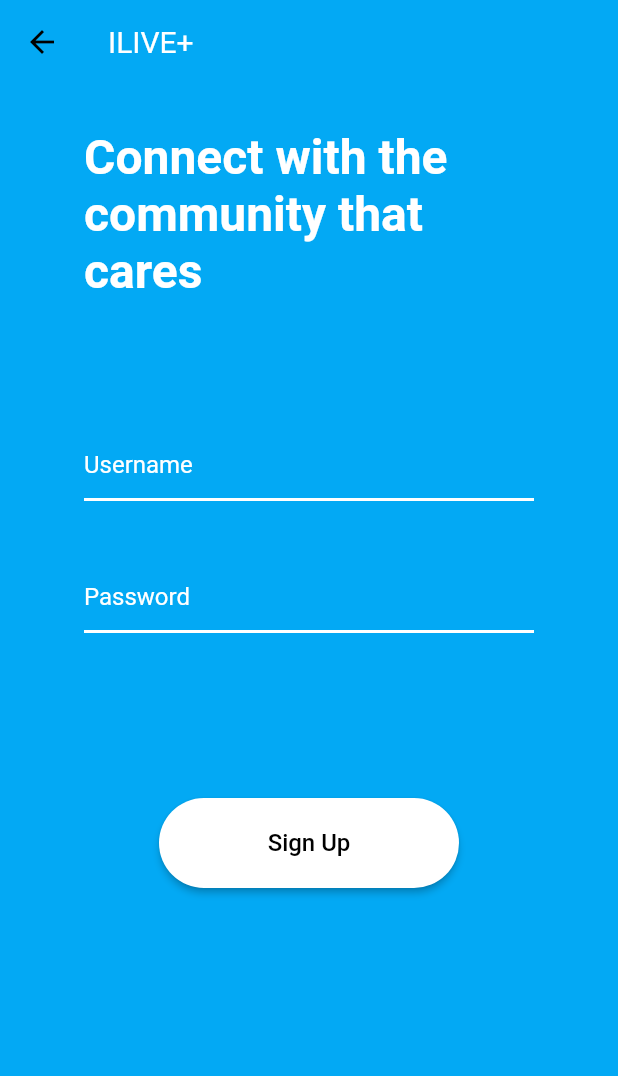
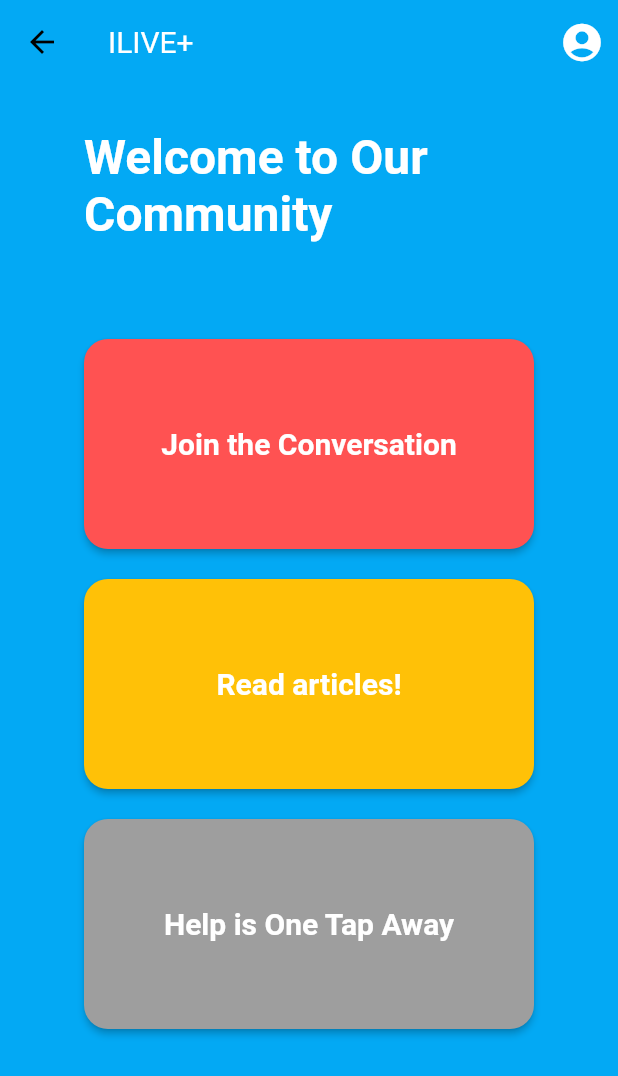
Before and after one commit to Hotcat-Technologies/hiv-tracker, a Flutter app: the SignUp screen opened directly, after a tap on "Sign Up", on a phone screen of 412 x 824 dp. Shown: the top 1076 px of the screen. Run offline on Flutter 3.47's test engine with Material 2 defaults, Android fonts, the phone set to English and light mode, and no system bars.

Commit message:
created welcome page

```diff
--- /dev/null
+++ b/lib/common/constants.dart
@@ -0,0 +1,17 @@
+import 'package:flutter/material.dart';
+
+const appBarText = TextStyle(
+    fontWeight: FontWeight.normal,
+    color: Colors.white,
+);
+const headerStyle = TextStyle(
+    color: Colors.white,
+    fontSize: 32,
+    fontWeight: FontWeight.bold
+);
+const headerWidth = 300.0;
+const textFieldStyle = BorderSide(color: Colors.white, width: 2.0);
+const textFieldColor = TextStyle(color: Colors.white);
+const backgroundColor = Colors.lightBlue;
+const boxHeight = 140.0;
+const boxWidth = 300.0;
--- a/lib/screens/sign_up_page.dart
+++ b/lib/screens/sign_up_page.dart
@@ -1,5 +1,8 @@
 import 'package:flutter/cupertino.dart';
 import 'package:flutter/material.dart';
+import 'package:hiv_tracker/screens/welcome_page.dart';
+
+import '../common/constants.dart';
 
 class SignUp extends StatefulWidget {
   const SignUp({Key? key}) : super(key: key);
@@ -12,7 +15,7 @@ class _SignUpState extends State<SignUp> {
   @override
   Widget build(BuildContext context) {
     return Scaffold(
-      backgroundColor: Colors.lightBlue,
+      backgroundColor: backgroundColor,
       appBar: AppBar(
         title: const Text(
           'ILIVE+',
@@ -29,7 +32,7 @@ class _SignUpState extends State<SignUp> {
           child: Column(
             children: [
               Container(
-                width: 300,
+                width: headerWidth,
                 height: 160,
                 margin: const EdgeInsets.all(20),
                 child: Column(
@@ -37,11 +40,7 @@ class _SignUpState extends State<SignUp> {
                     Text(
                       'Connect with the community that cares',
                       // textAlign: TextAlign.center,
-                      style: TextStyle(
-                          color: Colors.white,
-                          fontSize: 32,
-                          fontWeight: FontWeight.bold
-                      ),
+                      style: headerStyle,
                     ),
                   ],
                 ),
@@ -56,15 +55,15 @@ class _SignUpState extends State<SignUp> {
                         TextField(
                           decoration: InputDecoration(
                             focusedBorder: UnderlineInputBorder(
-                              borderSide: BorderSide(color: Colors.white, width: 2.0),
+                              borderSide: textFieldStyle,
                             ),
                             enabledBorder: UnderlineInputBorder(
-                              borderSide: BorderSide(color: Colors.white, width: 2.0),
+                              borderSide: textFieldStyle,
                             ),
                             hintText: 'Username',
-                            hintStyle: TextStyle(color: Colors.white),
+                            hintStyle: textFieldColor,
                           ),
-                          style: TextStyle(color: Colors.white),
+                          style: textFieldColor,
                         ),
                       ],
                     ),
@@ -82,15 +81,15 @@ class _SignUpState extends State<SignUp> {
                           obscureText: true,
                           decoration: InputDecoration(
                             focusedBorder: UnderlineInputBorder(
-                              borderSide: BorderSide(color: Colors.white, width: 2.0),
+                              borderSide: textFieldStyle,
                             ),
                             enabledBorder: UnderlineInputBorder(
-                              borderSide: BorderSide(color: Colors.white, width: 2.0),
+                              borderSide: textFieldStyle,
                             ),
                             hintText: 'Password',
-                            hintStyle: TextStyle(color: Colors.white),
+                            hintStyle: textFieldColor,
                           ),
-                          style: TextStyle(color: Colors.white),
+                          style: textFieldColor,
                         ),
                       ],
                     ),
@@ -112,7 +111,10 @@ class _SignUpState extends State<SignUp> {
                           ),
                         ),
                         onPressed: () {
-                          const SignUp();
+                          Navigator.push(
+                            context,
+                            MaterialPageRoute(builder: (context) => const Welcome()),
+                          );
                         },
                         child: const Text(
                           'Sign Up',
--- a/lib/screens/start_page.dart
+++ b/lib/screens/start_page.dart
@@ -1,6 +1,8 @@
 import 'package:flutter/cupertino.dart';
 import 'package:flutter/material.dart';
 import 'package:hiv_tracker/screens/sign_up_page.dart';
+
+import '../common/constants.dart';
 
 class Start extends StatefulWidget {
   const Start({Key? key}) : super(key: key);
@@ -13,7 +15,7 @@ class _StartState extends State<Start> {
   @override
   Widget build(BuildContext context) {
     return Scaffold(
-      backgroundColor: Colors.lightBlue,
+      backgroundColor: backgroundColor,
       appBar: AppBar(
         title: const Text(
           'ILIVE+',
@@ -30,7 +32,7 @@ class _StartState extends State<Start> {
           child: Column(
             children: [
               Container(
-                width: 300,
+                width: headerWidth,
                 margin: const EdgeInsets.all(20),
                 child: Column(
                   children: const [
--- /dev/null
+++ b/lib/screens/welcome_page.dart
@@ -0,0 +1,151 @@
+import 'package:flutter/cupertino.dart';
+import 'package:flutter/material.dart';
+import 'package:hiv_tracker/common/constants.dart';
+
+class Welcome extends StatefulWidget {
+  const Welcome({Key? key}) : super(key: key);
+
+  @override
+  State<Welcome> createState() => _WelcomeState();
+}
+
+class _WelcomeState extends State<Welcome> {
+  @override
+  Widget build(BuildContext context) {
+    return Scaffold(
+      backgroundColor: backgroundColor,
+      appBar: AppBar(
+        title: const Text(
+          'ILIVE+',
+          style: appBarText,
+        ),
+        actions: <Widget>[
+          IconButton(
+            icon: const Icon(
+              Icons.account_circle_rounded,
+              color: Colors.white,
+              size: 30,
+            ),
+            onPressed: () {
+              // do something
+            },
+          )
+        ],
+        elevation: 0,
+      ),
+      body: SafeArea(
+        child: Container(
+          padding: const EdgeInsets.all(10),
+          child: Column(
+            children: [
+              Container(
+                width: headerWidth,
+                height: 110,
+                margin: const EdgeInsets.all(20),
+                child: Column(
+                  children: const [
+                    Text(
+                      'Welcome to Our Community',
+                      // textAlign: TextAlign.center,
+                      style: headerStyle,
+                    ),
+                  ],
+                ),
+              ),
+              Column(
+                children: [
+                  Center(
+                    child: Container(
+                      height: boxHeight,
+                      width: boxWidth,
+                      margin: const EdgeInsets.all(10),
+                      child: ElevatedButton(
+                        style: ElevatedButton.styleFrom(
+                          backgroundColor: Colors.redAccent,
+                          shape: RoundedRectangleBorder(
+                            borderRadius: BorderRadius.circular(16.0),
+                          ),
+                        ),
+                        onPressed: () {
+
+                        },
+                        child: const Text(
+                          'Join the Conversation',
+                          style: TextStyle(
+                            color: Colors.white,
+                            fontSize: 20,
+                            fontWeight: FontWeight.bold,
+                          ),
+                        ),
+                      ),
+                    ),
+                  ),
+                ],
+              ),
+              Column(
+                children: [
+                  Center(
+                    child: Container(
+                      height: boxHeight,
+                      width: boxWidth,
+                      margin: const EdgeInsets.all(10),
+                      child: ElevatedButton(
+                        style: ElevatedButton.styleFrom(
+                          backgroundColor: Colors.amber,
+                          shape: RoundedRectangleBorder(
+                            borderRadius: BorderRadius.circular(16.0),
+                          ),
+                        ),
+                        onPressed: () {
+
+                        },
+                        child: const Text(
+                          'Read articles!',
+                          style: TextStyle(
+                            color: Colors.white,
+                            fontSize: 20,
+                            fontWeight: FontWeight.bold,
+                          ),
+                        ),
+                      ),
+                    ),
+                  ),
+                ],
+              ),
+              Column(
+                children: [
+                  Center(
+                    child: Container(
+                      height: boxHeight,
+                      width: boxWidth,
+                      margin: const EdgeInsets.all(10),
+                      child: ElevatedButton(
+                        style: ElevatedButton.styleFrom(
+                          backgroundColor: Colors.grey,
+                          shape: RoundedRectangleBorder(
+                            borderRadius: BorderRadius.circular(16.0),
+                          ),
+                        ),
+                        onPressed: () {
+
+                        },
+                        child: const Text(
+                          'Help is One Tap Away',
+                          style: TextStyle(
+                            color: Colors.white,
+                            fontSize: 20,
+                            fontWeight: FontWeight.bold,
+                          ),
+                        ),
+                      ),
+                    ),
+                  ),
+                ],
+              ),
+            ],
+          ),
+        ),
+      ),
+    );
+  }
+}
```
